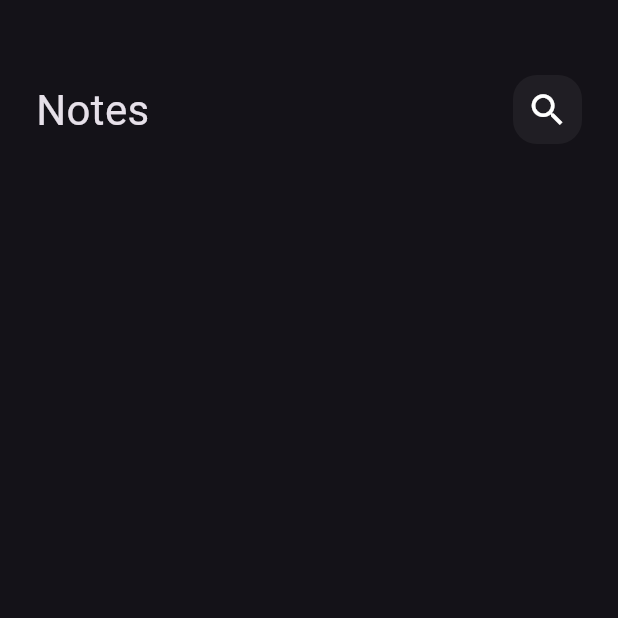
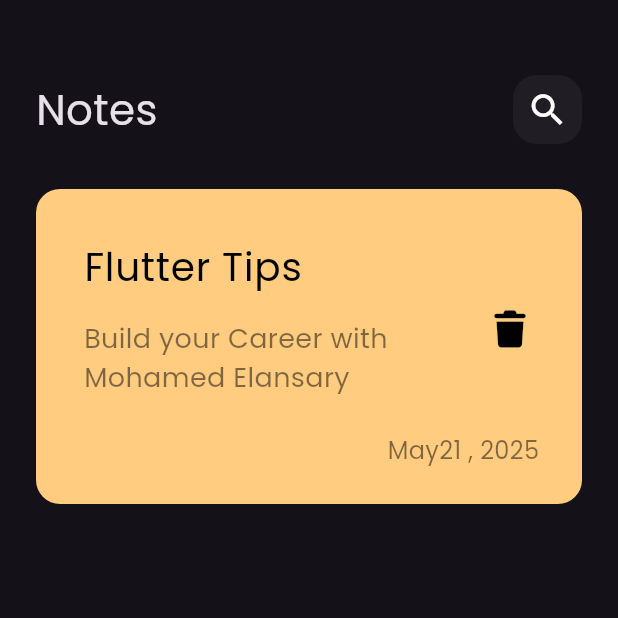
Before and after one commit to MohamedEl-ansary/notess_app, a Flutter app: the screen it shows after launch, on a phone screen of 412 x 824 dp, the top half of it. Run offline on Flutter 3.47's test engine with Material 3 defaults, Android fonts, the phone set to English and light mode, and no system bars; our stand-ins replace font_awesome_flutter.

Commit message:
create custom note item

```diff
--- a/lib/main.dart
+++ b/lib/main.dart
@@ -13,7 +13,7 @@ class NotessApp extends StatelessWidget {
     return MaterialApp(
       debugShowCheckedModeBanner: false,
 
-      theme: ThemeData(brightness: Brightness.dark),
+      theme: ThemeData(brightness: Brightness.dark, fontFamily: 'Poppins'),
       home: const NotesViews(),
     );
   }
--- /dev/null
+++ b/lib/views/widgets/custom_note_item.dart
@@ -0,0 +1,54 @@
+import 'package:flutter/material.dart';
+import 'package:font_awesome_flutter/font_awesome_flutter.dart';
+
+class NoteItem extends StatelessWidget {
+  const NoteItem({super.key});
+
+  @override
+  Widget build(BuildContext context) {
+    return Container(
+      padding: EdgeInsets.only(top: 24, bottom: 24, left: 16),
+      decoration: BoxDecoration(
+        color: Color(0xffFFCC80),
+        borderRadius: BorderRadius.circular(16),
+      ),
+
+      child: Column(
+        crossAxisAlignment: CrossAxisAlignment.end,
+        children: [
+          ListTile(
+            title: const Text(
+              "Flutter Tips",
+              style: TextStyle(color: Colors.black, fontSize: 26),
+            ),
+            subtitle: Padding(
+              padding: const EdgeInsets.only(top: 16, bottom: 16),
+              child: Text(
+                "Build your Career with Mohamed Elansary",
+                style: TextStyle(
+                  color: Colors.black.withOpacity(0.5),
+                  fontSize: 18,
+                ),
+              ),
+            ),
+            trailing: IconButton(
+              onPressed: () {},
+              icon: Icon(FontAwesomeIcons.trash, size: 24, color: Colors.black),
+            ),
+          ),
+
+          Padding(
+            padding: const EdgeInsets.only(right: 24),
+            child: Text(
+              "May21 , 2025 ",
+              style: TextStyle(
+                color: Colors.black.withOpacity(0.5),
+                fontSize: 16,
+              ),
+            ),
+          ),
+        ],
+      ),
+    );
+  }
+}
--- a/lib/views/widgets/notes_views_body.dart
+++ b/lib/views/widgets/notes_views_body.dart
@@ -1,5 +1,6 @@
 import 'package:flutter/material.dart';
 import 'package:freezedtest/views/widgets/CustomAppBar.dart';
+import 'package:freezedtest/views/widgets/custom_note_item.dart';
 
 class NotesViewsBody extends StatelessWidget {
   const NotesViewsBody({super.key});
@@ -8,7 +9,14 @@ class NotesViewsBody extends StatelessWidget {
   Widget build(BuildContext context) {
     return Padding(
       padding: const EdgeInsets.symmetric(horizontal: 24),
-      child: Column(children: [SizedBox(height: 50), CustomAppBar()]),
+      child: Column(
+        children: [
+          SizedBox(height: 50),
+          CustomAppBar(),
+          SizedBox(height: 30),
+          NoteItem(),
+        ],
+      ),
     );
   }
 }
```
Also changed, not shown: pubspec.yaml (+8 -12 lines), assets/fonts/Poppins-Regular.ttf (added), pubspec.lock.
